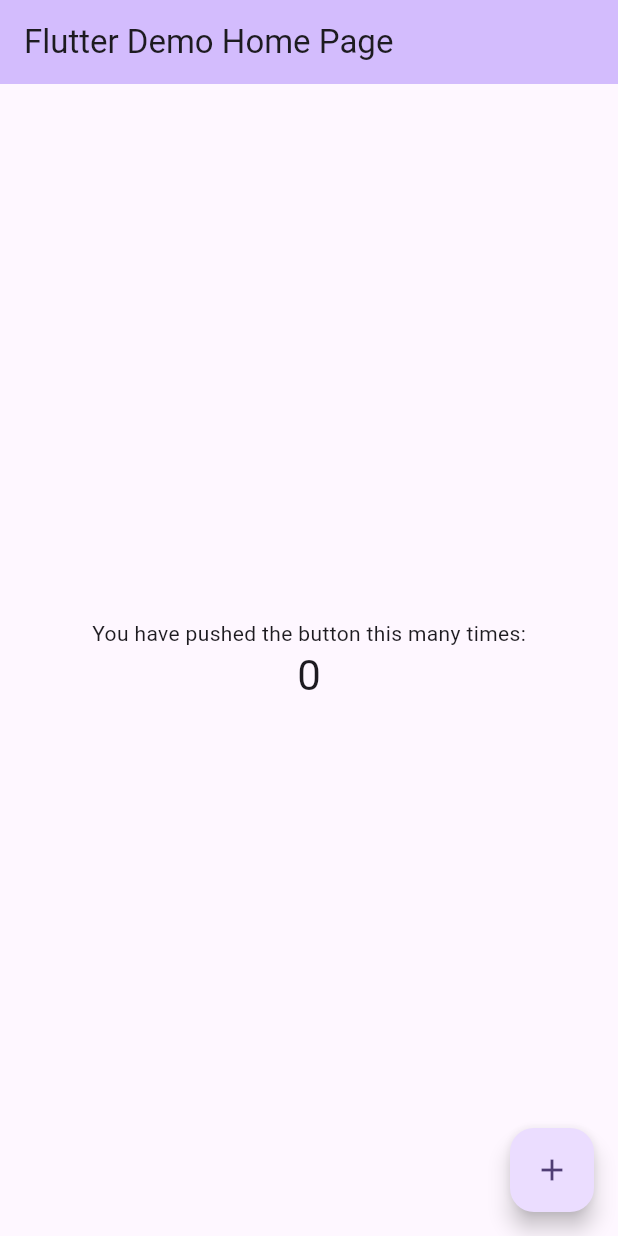
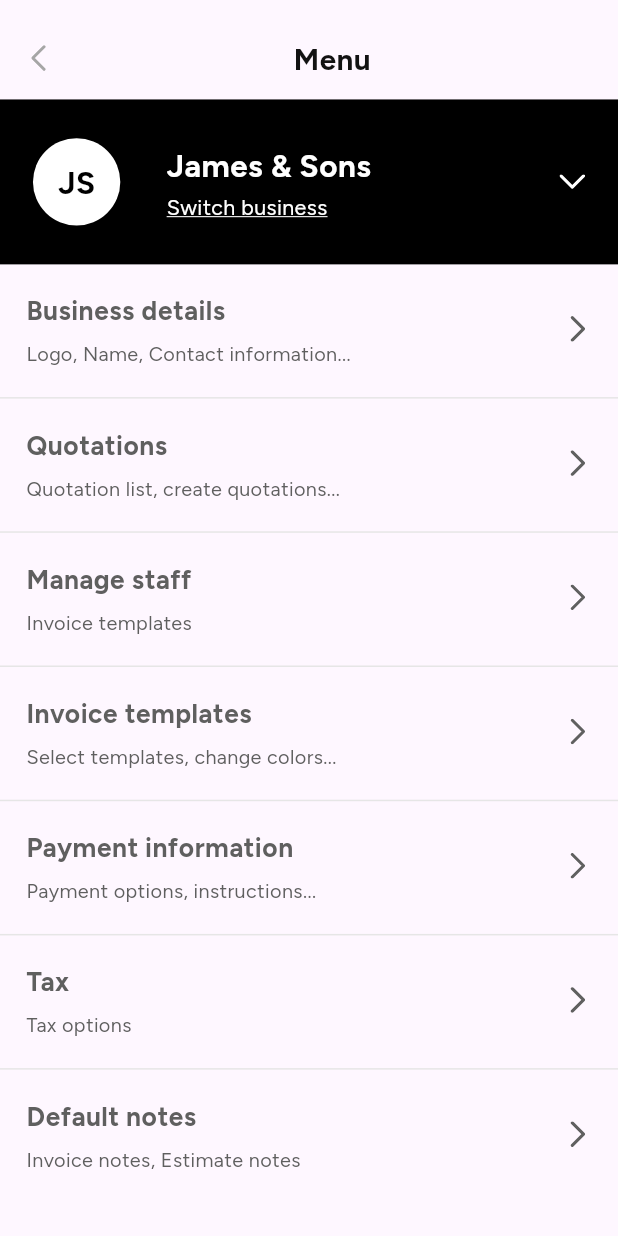
Before and after one commit to Ngorhzee/invoyse_test, a Flutter app: the screen it shows after launch, on a phone screen of 412 x 824 dp. Run offline on Flutter 3.47's test engine with Material 2 defaults, Android fonts, the phone set to English and light mode, and no system bars; our stand-ins replace flutter_screenutil, flutter_svg; project files that could hold a hidden picture were left out.

Commit message:
menu view done

```diff
--- a/lib/constants/textstyles.dart
+++ b/lib/constants/textstyles.dart
@@ -7,76 +7,55 @@ TextStyle heading1 = TextStyle(
     fontFamily: "Figtree",
     fontSize: 18.sp,
     fontWeight: FontWeight.w700,
-    color: AppColors.primary
-
-    );
+    color: AppColors.primary);
 TextStyle heading2 = TextStyle(
     fontFamily: "Figtree",
     fontSize: 18.sp,
     fontWeight: FontWeight.w600,
-    color: AppColors.primary.shade500
-
-    );
+    color: AppColors.primary.shade500);
 TextStyle heading3 = TextStyle(
     fontFamily: "Figtree",
     fontSize: 20.sp,
     fontWeight: FontWeight.w700,
-    color: AppColors.grey.shade200
-
-    );
+    color: AppColors.grey.shade200);
 TextStyle heading4 = TextStyle(
     fontFamily: "Figtree",
     fontSize: 19.sp,
     fontWeight: FontWeight.w700,
-    color: AppColors.white
-
-    );
+    color: AppColors.white);
 TextStyle buttonText = TextStyle(
     fontFamily: "Figtree",
     fontSize: 16.sp,
     fontWeight: FontWeight.w400,
-    color: AppColors.white
-
-    );
+    color: AppColors.white);
 TextStyle body1 = TextStyle(
     fontFamily: "Figtree",
     fontSize: 14.sp,
     fontWeight: FontWeight.w400,
-    color: AppColors.primary.shade500
-
-    );
+    color: AppColors.primary.shade500);
 TextStyle body2 = TextStyle(
     fontFamily: "Figtree",
     fontSize: 16.sp,
     fontWeight: FontWeight.w700,
-    color: AppColors.grey
-
-    );
+    color: AppColors.grey);
 TextStyle body3 = TextStyle(
     fontFamily: "Figtree",
     fontSize: 12.sp,
     fontWeight: FontWeight.w400,
-    color: AppColors.grey
-
-    );
+    color: AppColors.grey);
 TextStyle body4 = TextStyle(
     fontFamily: "Figtree",
+    decorationColor: AppColors.white,
     fontSize: 13.sp,
     fontWeight: FontWeight.w400,
-    color: AppColors.white
-
-    );
+    color: AppColors.white);
 TextStyle smallText1 = TextStyle(
     fontFamily: "Figtree",
     fontSize: 10.sp,
     fontWeight: FontWeight.w400,
-    color: AppColors.primary.shade500
-
-    );
+    color: AppColors.primary.shade500);
 TextStyle hintText = TextStyle(
     fontFamily: "Figtree",
     fontSize: 16.sp,
     fontWeight: FontWeight.w400,
-    color: AppColors.grey.shade300
-
-    );
+    color: AppColors.grey.shade300);
--- a/lib/main.dart
+++ b/lib/main.dart
@@ -1,4 +1,8 @@
 import 'package:flutter/material.dart';
+import 'package:flutter_screenutil/flutter_screenutil.dart';
+import 'package:invoyse_test/services/page_router.dart';
+import 'package:invoyse_test/views/menu/menu_view.dart';
+import 'package:provider/provider.dart';
 
 void main() {
   runApp(const MyApp());
@@ -10,116 +14,17 @@ class MyApp extends StatelessWidget {
   // This widget is the root of your application.
   @override
   Widget build(BuildContext context) {
-    return MaterialApp(
-      title: 'Flutter Demo',
-      theme: ThemeData(
-        // This is the theme of your application.
-        //
-        // TRY THIS: Try running your application with "flutter run". You'll see
-        // the application has a purple toolbar. Then, without quitting the app,
-        // try changing the seedColor in the colorScheme below to Colors.green
-        // and then invoke "hot reload" (save your changes or press the "hot
-        // reload" button in a Flutter-supported IDE, or press "r" if you used
-        // the command line to start the app).
-        //
-        // Notice that the counter didn't reset back to zero; the application
-        // state is not lost during the reload. To reset the state, use hot
-        // restart instead.
-        //
-        // This works for code too, not just values: Most code changes can be
-        // tested with just a hot reload.
-        colorScheme: ColorScheme.fromSeed(seedColor: Colors.deepPurple),
-        useMaterial3: true,
+    return ScreenUtilInit(
+      designSize: Size(375, 667),
+      builder:(context, widget)=> MaterialApp(
+        debugShowCheckedModeBanner: false,
+        key: PageRouter.instance.navigatorKey,
+        theme: ThemeData(
+          colorScheme: ColorScheme.fromSeed(seedColor: Colors.deepPurple),
+          useMaterial3: true,
+        ),
+        home: MenuView(),
       ),
-      home: const MyHomePage(title: 'Flutter Demo Home Page'),
     );
   }
 }
-
-class MyHomePage extends StatefulWidget {
-  const MyHomePage({super.key, required this.title});
-
-  // This widget is the home page of your application. It is stateful, meaning
-  // that it has a State object (defined below) that contains fields that affect
-  // how it looks.
-
-  // This class is the configuration for the state. It holds the values (in this
-  // case the title) provided by the parent (in this case the App widget) and
-  // used by the build method of the State. Fields in a Widget subclass are
-  // always marked "final".
-
-  final String title;
-
-  @override
-  State<MyHomePage> createState() => _MyHomePageState();
-}
-
-class _MyHomePageState extends State<MyHomePage> {
-  int _counter = 0;
-
-  void _incrementCounter() {
-    setState(() {
-      // This call to setState tells the Flutter framework that something has
-      // changed in this State, which causes it to rerun the build method below
-      // so that the display can reflect the updated values. If we changed
-      // _counter without calling setState(), then the build method would not be
-      // called again, and so nothing would appear to happen.
-      _counter++;
-    });
-  }
-
-  @override
-  Widget build(BuildContext context) {
-    // This method is rerun every time setState is called, for instance as done
-    // by the _incrementCounter method above.
-    //
-    // The Flutter framework has been optimized to make rerunning build methods
-    // fast, so that you can just rebuild anything that needs updating rather
-    // than having to individually change instances of widgets.
-    return Scaffold(
-      appBar: AppBar(
-        // TRY THIS: Try changing the color here to a specific color (to
-        // Colors.amber, perhaps?) and trigger a hot reload to see the AppBar
-        // change color while the other colors stay the same.
-        backgroundColor: Theme.of(context).colorScheme.inversePrimary,
-        // Here we take the value from the MyHomePage object that was created by
-        // the App.build method, and use it to set our appbar title.
-        title: Text(widget.title),
-      ),
-      body: Center(
-        // Center is a layout widget. It takes a single child and positions it
-        // in the middle of the parent.
-        child: Column(
-          // Column is also a layout widget. It takes a list of children and
-          // arranges them vertically. By default, it sizes itself to fit its
-          // children horizontally, and tries to be as tall as its parent.
-          //
-          // Column has various properties to control how it sizes itself and
-          // how it positions its children. Here we use mainAxisAlignment to
-          // center the children vertically; the main axis here is the vertical
-          // axis because Columns are vertical (the cross axis would be
-          // horizontal).
-          //
-          // TRY THIS: Invoke "debug painting" (choose the "Toggle Debug Paint"
-          // action in the IDE, or press "p" in the console), to see the
-          // wireframe for each widget.
-          mainAxisAlignment: MainAxisAlignment.center,
-          children: <Widget>[
-            const Text(
-              'You have pushed the button this many times:',
-            ),
-            Text(
-              '$_counter',
-              style: Theme.of(context).textTheme.headlineMedium,
-            ),
-          ],
-        ),
-      ),
-      floatingActionButton: FloatingActionButton(
-        onPressed: _incrementCounter,
-        tooltip: 'Increment',
-        child: const Icon(Icons.add),
-      ), // This trailing comma makes auto-formatting nicer for build methods.
-    );
-  }
-}
--- a/lib/utils/colors.dart
+++ b/lib/utils/colors.dart
@@ -12,8 +12,9 @@ const Map<int, Color> _primaryColor = {
   500: Color(0xff000000)
 };
 const Map<int, Color> _greyColor = {
+  100: Color(0xffD9D9D930),
   200: Color(0xFF9B9B9B),
   300: Color(0xFFA5A5A5),
   400: Color(0xFF5F5F5F),
-  500: Colors.black
+  500: Color(0xFFE6E6E6),
 };
--- /dev/null
+++ b/lib/views/menu/components/menu_cards.dart
@@ -0,0 +1,42 @@
+import 'package:flutter/material.dart';
+import 'package:flutter_screenutil/flutter_screenutil.dart';
+import 'package:flutter_svg/svg.dart';
+import 'package:invoyse_test/constants/asset.dart';
+import 'package:invoyse_test/utils/app_text.dart';
+import 'package:invoyse_test/utils/colors.dart';
+
+class MenuCards extends StatelessWidget {
+  const MenuCards({super.key, required this.title, this.subtitle,this.showArrow=true});
+  final String title;
+  final String? subtitle;
+  final bool showArrow;
+  @override
+  Widget build(BuildContext context) {
+    return Container(
+      padding: EdgeInsets.fromLTRB(16.w, 14.h, 20.w, 16.h),
+      decoration: BoxDecoration(
+        border: Border(
+          bottom: BorderSide(
+            color: AppColors.grey.shade500,
+          ),
+        ),
+      ),
+      child: Row(
+        mainAxisAlignment: MainAxisAlignment.spaceBetween,
+        children: [
+          Column(
+            crossAxisAlignment: CrossAxisAlignment.start,
+            children: [
+              AppText.body2(title),
+              SizedBox(
+                height: 6.h,
+              ),
+              subtitle != null ? AppText.body3(subtitle!) : SizedBox(),
+            ],
+          ),
+          showArrow? SvgPicture.asset(AppAssets.arrowForward):SizedBox(),
+        ],
+      ),
+    );
+  }
+}
--- /dev/null
+++ b/lib/views/menu/menu_view.dart
@@ -0,0 +1,147 @@
+import 'package:flutter/material.dart';
+import 'package:flutter_screenutil/flutter_screenutil.dart';
+import 'package:flutter_svg/svg.dart';
+import 'package:invoyse_test/constants/asset.dart';
+import 'package:invoyse_test/utils/app_text.dart';
+import 'package:invoyse_test/utils/colors.dart';
+import 'package:invoyse_test/views/menu/components/menu_cards.dart';
+
+class MenuView extends StatelessWidget {
+  const MenuView({super.key});
+
+  @override
+  Widget build(BuildContext context) {
+    return Scaffold(
+      body: SafeArea(
+        child: Padding(
+          padding: EdgeInsets.only(top: 20.h, bottom: 30.h),
+          child: Column(
+            children: [
+              Padding(
+                padding: EdgeInsets.only(left: 19.w),
+                child: Row(
+                  mainAxisAlignment: MainAxisAlignment.spaceBetween,
+                  children: [
+                    SvgPicture.asset(AppAssets.arrowBackIos),
+                    AppText.heading1("Menu"),
+                    SizedBox()
+                  ],
+                ),
+              ),
+              SizedBox(
+                height: 11.h,
+              ),
+              Container(
+                padding: EdgeInsets.symmetric(vertical: 18.h, horizontal: 20.w),
+                color: AppColors.primary.shade500,
+                child: Row(
+                  mainAxisAlignment: MainAxisAlignment.spaceBetween,
+                  children: [
+                    Row(
+                      children: [
+                        Container(
+                          height: 53.h,
+                          width: 53.w,
+                          decoration: BoxDecoration(
+                            color: AppColors.white,
+                            shape: BoxShape.circle,
+                          ),
+                          child: Center(
+                            child: AppText.heading4(
+                              "JS",
+                              color: AppColors.primary.shade500,
+                            ),
+                          ),
+                        ),
+                        SizedBox(
+                          width: 28.w,
+                        ),
+                        Column(
+                          crossAxisAlignment: CrossAxisAlignment.start,
+                          children: [
+                            AppText.heading4("James & Sons"),
+                            SizedBox(
+                              height: 2.h,
+                            ),
+                            GestureDetector(
+                              child: AppText.body4(
+                                "Switch business",
+                                textDecoration: TextDecoration.underline,
+                                color: AppColors.white,
+                              ),
+                            )
+                          ],
+                        ),
+                      ],
+                    ),
+                    SvgPicture.asset(AppAssets.arrowDown),
+                  ],
+                ),
+              ),
+              Expanded(
+                  child: ListView(
+                children: [
+                  MenuCards(
+                      title: "Business details",
+                      subtitle: "Logo, Name, Contact information..."),
+                  MenuCards(
+                      title: "Quotations",
+                      subtitle: "Quotation list, create quotations..."),
+                  MenuCards(
+                      title: "Manage staff", subtitle: "Invoice templates"),
+                  MenuCards(
+                      title: "Invoice templates",
+                      subtitle: "Select templates, change colors..."),
+                  MenuCards(
+                      title: "Payment information",
+                      subtitle: "Payment options, instructions..."),
+                  MenuCards(title: "Tax", subtitle: "Tax options"),
+                  MenuCards(
+                      title: "Default notes",
+                      subtitle: "Invoice notes, Estimate notes"),
+                  MenuCards(
+                      title: "Customization options",
+                      subtitle:
+                          "Invoice no., Quantity label, Invoice title..."),
+                  MenuCards(title: "Export "),
+                  Container(
+                    padding:
+                        EdgeInsets.symmetric(horizontal: 19.w, vertical: 20.h),
+                    color: AppColors.grey.shade100.withOpacity(.19),
+                    child: AppText.heading3("Account settings"),
+                  ),
+                  MenuCards(
+                    title: "Upgrade  your plan",
+                    showArrow: false,
+                  ),
+                  MenuCards(
+                    title: "Country/region settings",
+                    subtitle: "Currency, country, language...",
+                  ),
+                  Container(
+                    padding: EdgeInsets.fromLTRB(16.w, 14.h, 20.w, 16.h),
+                    decoration: BoxDecoration(
+                      border: Border(
+                        bottom: BorderSide(
+                          color: AppColors.grey.shade500,
+                        ),
+                      ),
+                    ),
+                    child: Row(
+                      children: [
+                        SvgPicture.asset(
+                          AppAssets.logout,
+                        ),
+                        AppText.body2("Logout")
+                      ],
+                    ),
+                  )
+                ],
+              ))
+            ],
+          ),
+        ),
+      ),
+    );
+  }
+}
--- a/lib/widgets/app_text_field.dart
+++ b/lib/widgets/app_text_field.dart
@@ -76,7 +76,7 @@ class _AppTextFieldState extends State<AppTextField> {
             ),
             focusedBorder: OutlineInputBorder(
               borderRadius: BorderRadius.circular(20),
-              borderSide: BorderSide.none,
+              borderSide: BorderSide(color: AppColors.primary),
             ),
             errorBorder: OutlineInputBorder(
               borderSide: BorderSide(color: Colors.red.shade500),
--- /dev/null
+++ b/lib/widgets/bottom_sheet.dart
@@ -0,0 +1,54 @@
+import 'package:flutter/material.dart';
+import 'package:invoyse_test/utils/colors.dart';
+
+class BottomSheets {
+  static Future<T?> showSheet<T>(BuildContext context,
+      {required Widget child,
+      bool isDismissible = true,
+      double? height,
+      bool enableDrag = true}) {
+    return showModalBottomSheet<T>(
+        isDismissible: isDismissible,
+        isScrollControlled: true,
+        // backgroundColor: Colors.white.withOpacity(0.8),
+        enableDrag: enableDrag,
+        //constraints: BoxConstraints(maxHeight: height!),
+        backgroundColor: AppColors.white,
+        shape: const RoundedRectangleBorder(
+          borderRadius: BorderRadius.only(
+            topLeft: Radius.circular(30),
+            topRight: Radius.circular(30),
+          ),
+        ),
+        context: context,
+        barrierColor: Colors.black.withOpacity(.56),
+        builder: (_) {
+          return Column(
+            mainAxisSize: MainAxisSize.min,
+            children: <Widget>[
+
+              Flexible(child: child),
+            ],
+          );
+        });
+  }
+
+  static PersistentBottomSheetController<T> showPersistentSheet<T>(
+      BuildContext context,
+      {required Widget child}) {
+    return showBottomSheet<T>(
+        shape: RoundedRectangleBorder(
+            borderRadius: BorderRadius.only(
+                topLeft: Radius.circular(12), topRight: Radius.circular(12))),
+        context: context,
+        builder: (_) {
+          return Column(
+            mainAxisSize: MainAxisSize.min,
+            children: <Widget>[
+              Icon(Icons.maximize),
+              Flexible(child: child),
+            ],
+          );
+        });
+  }
+}
--- a/pubspec.yaml
+++ b/pubspec.yaml
@@ -36,6 +36,8 @@ dependencies:
   # Use with the CupertinoIcons class for iOS style icons.
   cupertino_icons: ^1.0.2
   flutter_screenutil: ^5.9.0
+  provider: ^6.1.1
+  flutter_svg: ^2.0.9
 
 dev_dependencies:
   flutter_test:
```
Also changed, not shown: pubspec.lock, 2 other files.
